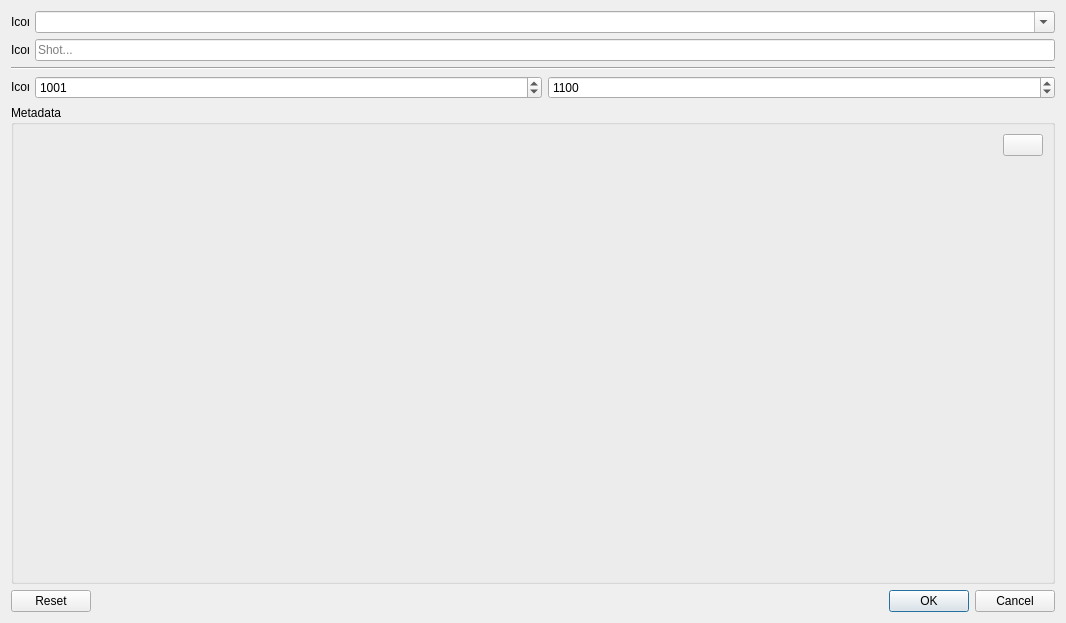
Qt form fxquinox/ui/create_shot.ui (healkeiser/fxquinox) before a commit.
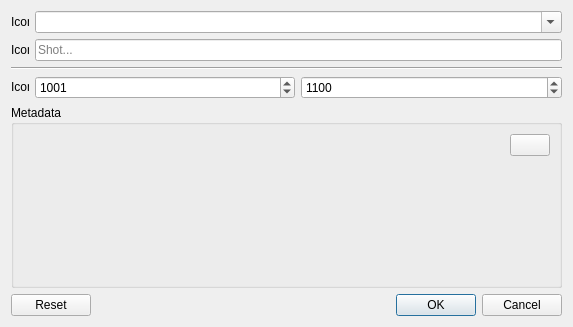
The same form after that commit.

Diff of the .ui file:
```diff
--- a/fxquinox/ui/create_shot.ui
+++ b/fxquinox/ui/create_shot.ui
@@ -6,8 +6,8 @@
    <rect>
     <x>0</x>
     <y>0</y>
-    <width>1066</width>
-    <height>623</height>
+    <width>573</width>
+    <height>327</height>
    </rect>
   </property>
   <property name="windowTitle">
```
Left out of the diff: 42 changed lines with no effect on the pictures.
